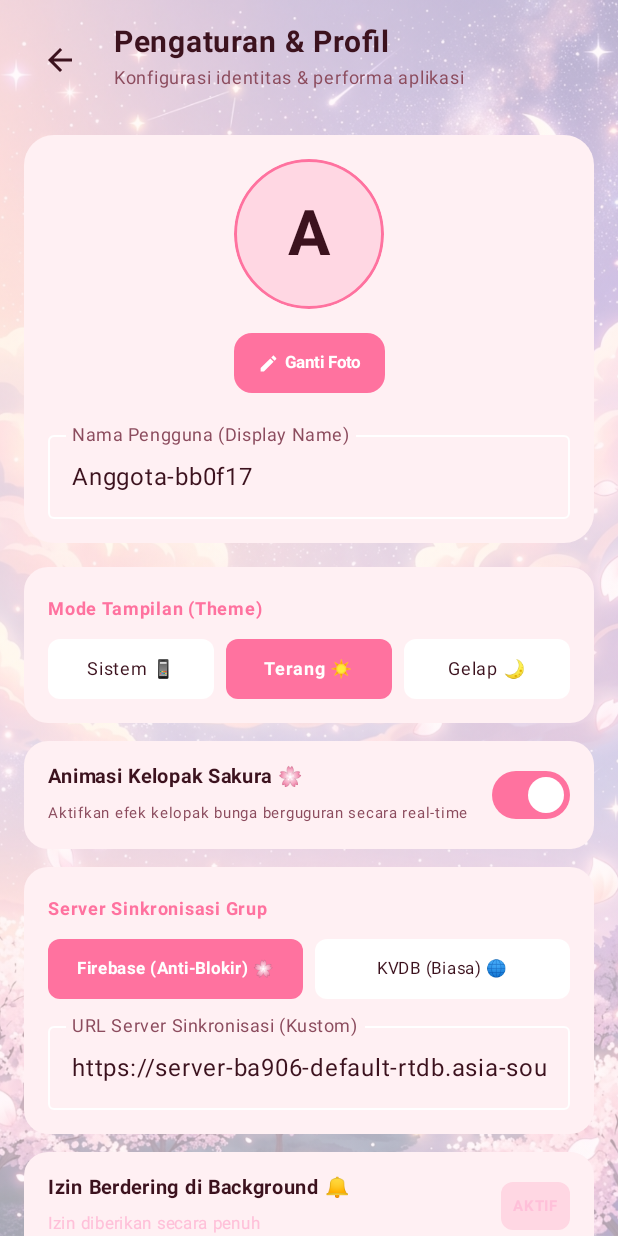
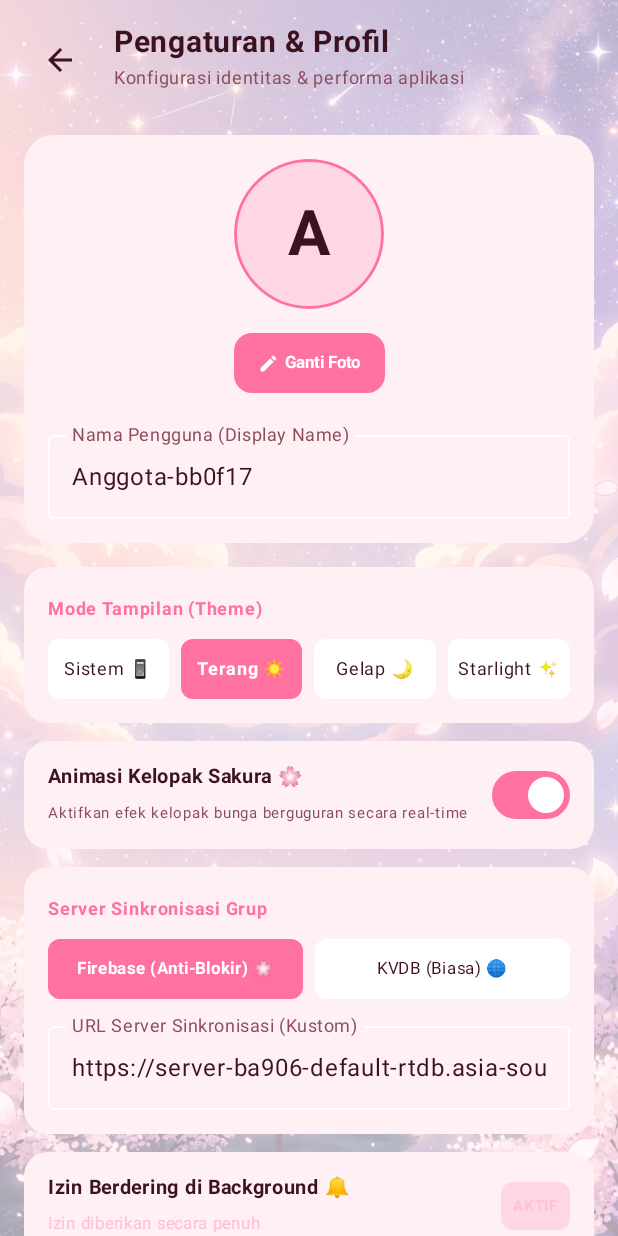
Before and after one commit to tsukiforge/AlarmGrubing, an Android app built with Jetpack Compose: the screen it shows after launch (MainActivity), after a tap on "Terang ☀️", on a phone screen of 412 x 824 dp. Run offline under Robolectric (Android 15) with nearby library versions, the light colour scheme and no system bars; our stand-ins replace Room's generated code; 1 statement that could not run was skipped; 2 other taps on this screen came first.

Commit message:
feat(ui): add starlight theme mode
Introduce a new "Starlight" color scheme and support it in the theme settings.

```diff
--- a/app/src/main/java/com/example/MainActivity.kt
+++ b/app/src/main/java/com/example/MainActivity.kt
@@ -1778,7 +1778,7 @@
                     modifier = Modifier.fillMaxWidth(),
                     horizontalArrangement = Arrangement.spacedBy(8.dp)
                 ) {
-                    val modes = listOf("system" to "Sistem 📱", "light" to "Terang ☀️", "dark" to "Gelap 🌙")
+                    val modes = listOf("system" to "Sistem 📱", "light" to "Terang ☀️", "dark" to "Gelap 🌙", "starlight" to "Starlight ✨")
                     modes.forEach { (mode, label) ->
                         val isSelected = selectedThemeMode == mode
                         Box(
@@ -2793,9 +2793,23 @@
     val alpha: Float
 )
 
+data class StarParticle(
+    val initialXRatio: Float,
+    val initialYRatio: Float,
+    val sizeDp: Float,
+    val speedY: Float,
+    val windX: Float,
+    val initialRotation: Float,
+    val rotationSpeed: Float,
+    val baseAlpha: Float,
+    val twinkleFreq: Float,
+    val color: Color
+)
+
 @Composable
 fun SakuraFallingCanvas(modifier: Modifier = Modifier) {
     val petalCount = 18 // Subtle density to remain elegant and beautiful
+    val starCount = 12
 
     // Pre-allocate the petals to avoid allocations on frames
     val petals = remember {
@@ -2816,6 +2830,31 @@
         }
     }
 
+    // Pre-allocate stars for stardust sparkle
+    val stars = remember {
+        val random = java.util.Random(2026)
+        val colors = listOf(
+            Color(0xFFFFF9C4), // Soft warm yellow star
+            Color(0xFFE1BEE7), // Dreamy lavender star
+            Color(0xFFF8BBD0), // Soft pink star
+            Color.White        // Shimmering white star
+        )
+        List(starCount) {
+            StarParticle(
+                initialXRatio = random.nextFloat(),
+                initialYRatio = random.nextFloat(),
+                sizeDp = 4f + random.nextFloat() * 6f, // 4dp to 10dp
+                speedY = 0.08f + random.nextFloat() * 0.1f,
+                windX = 0.02f + random.nextFloat() * 0.04f,
+                initialRotation = random.nextFloat() * 360f,
+                rotationSpeed = 20f + random.nextFloat() * 40f,
+                baseAlpha = 0.4f + random.nextFloat() * 0.5f,
+                twinkleFreq = 1.5f + random.nextFloat() * 2.5f,
+                color = colors[random.nextInt(colors.size)]
+            )
+        }
+    }
+
     val infiniteTransition = rememberInfiniteTransition(label = "sakura_infinite")
     val progress by infiniteTransition.animateFloat(
         initialValue = 0f,
@@ -2839,6 +2878,18 @@
         }
     }
 
+    // A normalized sparkling 4-pointed star path
+    val baseStarPath = remember {
+        Path().apply {
+            moveTo(0f, -0.5f)
+            quadraticTo(0f, 0f, 0.5f, 0f)
+            quadraticTo(0f, 0f, 0f, 0.5f)
+            quadraticTo(0f, 0f, -0.5f, 0f)
+            quadraticTo(0f, 0f, 0f, -0.5f)
+            close()
+        }
+    }
+
     val petalColor = Color(0xFFFFB7C5) // Soft, authentic Sakura pink
 
     Canvas(modifier = modifier.fillMaxSize()) {
@@ -2846,6 +2897,37 @@
         val height = size.height
 
         if (width > 0 && height > 0) {
+            // 1. Draw drifting shimmering stars
+            stars.forEach { star ->
+                val rawY = (star.initialYRatio + (progress * star.speedY)) % 1.0f
+                val paddingY = 30f
+                val currentY = rawY * (height + paddingY * 2) - paddingY
+
+                val rawX = (star.initialXRatio + (progress * star.windX)) % 1.0f
+                val currentX = (rawX * width) % width
+
+                val currentRotation = star.initialRotation + (progress * star.rotationSpeed)
+                val starSizePx = star.sizeDp.dp.toPx()
+
+                // Calculate animated twinkle alpha
+                val twinkle = 0.3f + 0.7f * kotlin.math.abs(
+                    kotlin.math.sin(progress * star.twinkleFreq * 2 * kotlin.math.PI.toFloat())
+                )
+                val finalAlpha = star.baseAlpha * twinkle
+
+                rotate(currentRotation, pivot = Offset(currentX, currentY)) {
+                    translate(left = currentX, top = currentY) {
+                        drawScopeScale(scaleX = starSizePx, scaleY = starSizePx, pivot = Offset.Zero) {
+                            drawPath(
+                                path = baseStarPath,
+                                color = star.color.copy(alpha = finalAlpha)
+                            )
+                        }
+                    }
+                }
+            }
+
+            // 2. Draw falling sakura petals
             petals.forEach { petal ->
                 // Calculate dynamic coordinates with screen wrapping
                 val rawY = (petal.initialYRatio + (progress * petal.speedY)) % 1.0f
@@ -3111,7 +3193,7 @@
                         modifier = Modifier.fillMaxWidth(),
                         horizontalArrangement = Arrangement.spacedBy(8.dp)
                     ) {
-                        val modes = listOf("system" to "Sistem 📱", "light" to "Terang ☀️", "dark" to "Gelap 🌙")
+                        val modes = listOf("system" to "Sistem 📱", "light" to "Terang ☀️", "dark" to "Gelap 🌙", "starlight" to "Starlight ✨")
                         modes.forEach { (mode, label) ->
                             val isSelected = selectedThemeMode == mode
                             Box(
--- a/app/src/main/java/com/example/ui/theme/Theme.kt
+++ b/app/src/main/java/com/example/ui/theme/Theme.kt
@@ -53,18 +53,36 @@
     outlineVariant = Color(0xFF21005D)
 )
 
+private val StarlightColorScheme = darkColorScheme(
+    primary = Color(0xFFFFB7C5), // Soft pastel Sakura pink
+    onPrimary = Color(0xFF3C0E1E), // Deep midnight violet-magenta
+    primaryContainer = Color(0xFF6A1B4D), // Soft cosmic purple-magenta
+    onPrimaryContainer = Color(0xFFFFD1DC),
+    secondary = Color(0xFFD1C4E9), // Dreamy pastel purple star glow
+    onSecondary = Color(0xFF311B92),
+    secondaryContainer = Color(0xFF4A148C), // Deep midnight purple
+    onSecondaryContainer = Color(0xFFEDE7F6),
+    background = Color(0xFF0F0A1C), // Deep starlight cosmic navy/violet
+    onBackground = Color(0xFFFFF0F5),
+    surface = Color(0xFF1D142C), // Translucent soft purple-indigo obsidian card
+    onSurface = Color(0xFFFFF0F5),
+    surfaceVariant = Color(0xFF2C1E42), // Rich twilight orchid highlights
+    onSurfaceVariant = Color(0xFFFFC0D9),
+    outline = Color(0xFFD1C4E9),
+    outlineVariant = Color(0xFF4A148C)
+)
+
 @Composable
 fun MyApplicationTheme(
     darkTheme: Boolean = isSystemInDarkTheme(),
     content: @Composable () -> Unit
 ) {
-    val isDark = when (AppThemeState.themeMode) {
-        "dark" -> true
-        "light" -> false
-        else -> darkTheme
+    val colorScheme = when (AppThemeState.themeMode) {
+        "starlight" -> StarlightColorScheme
+        "dark" -> DarkColorScheme
+        "light" -> LightColorScheme
+        else -> if (darkTheme) DarkColorScheme else LightColorScheme
     }
-
-    val colorScheme = if (isDark) DarkColorScheme else LightColorScheme
 
     MaterialTheme(
         colorScheme = colorScheme,
```
Also changed, not shown: 1 other file.
